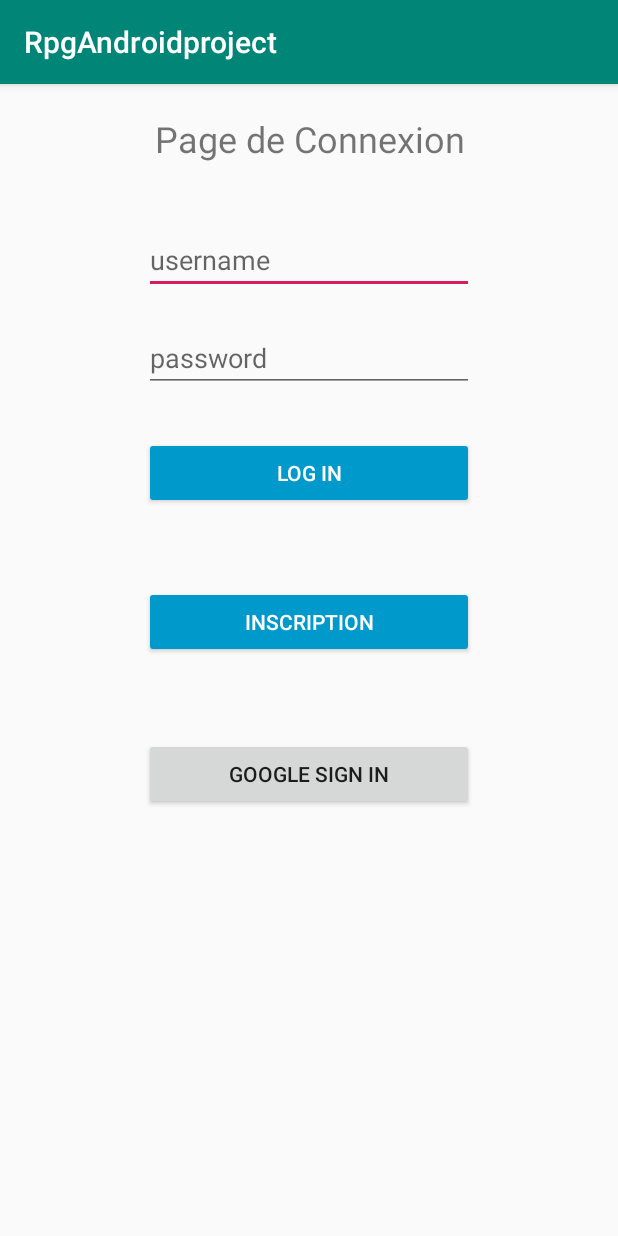
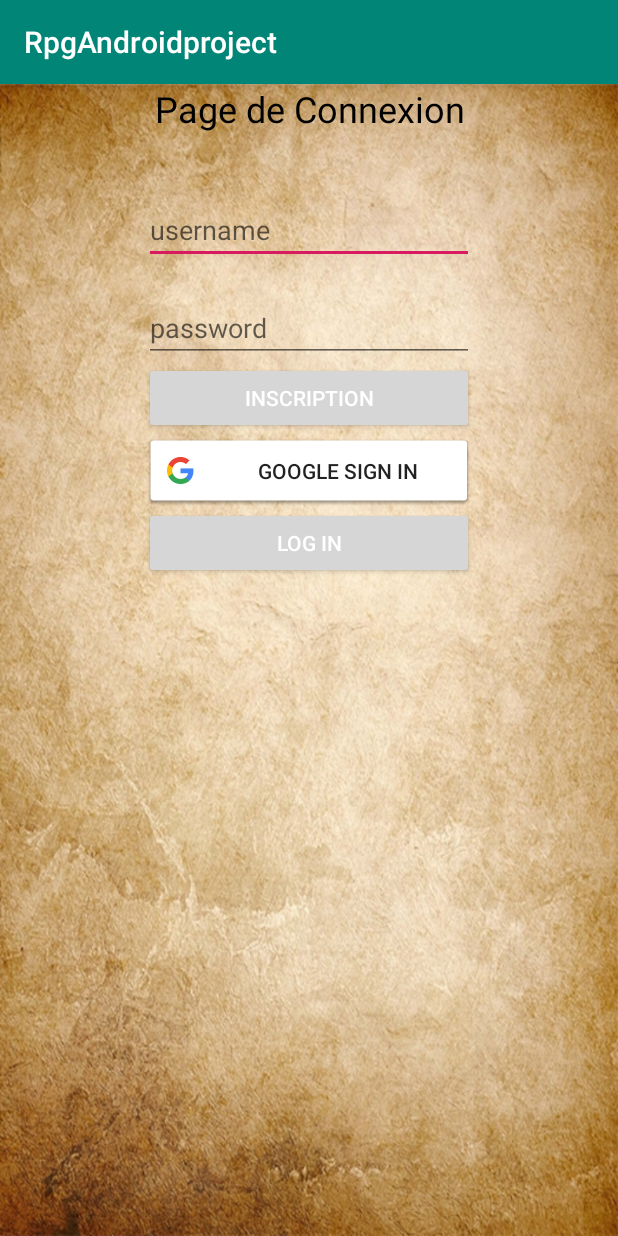
Before and after one commit to Tenshi25/RPGAndroidProject, an Android app: the screen it shows after launch (MainActivity), on a phone screen of 412 x 824 dp. Run offline under Robolectric (Android 15) with nearby library versions, the phone set to English and light mode, and no system bars.

```diff
--- a/app/build.gradle
+++ b/app/build.gradle
@@ -30,6 +30,7 @@ dependencies {
     implementation 'com.firebaseui:firebase-ui-auth:4.3.1'
     implementation 'com.android.support:recyclerview-v7:28.0.0'
 
+
 }
 
 apply plugin: 'com.google.gms.google-services'
--- a/app/src/main/AndroidManifest.xml
+++ b/app/src/main/AndroidManifest.xml
@@ -2,7 +2,9 @@
 <manifest xmlns:android="http://schemas.android.com/apk/res/android"
     xmlns:tools="http://schemas.android.com/tools"
     package="master.ccm.rpgandroidproject">
+
     <uses-permission android:name="android.permission.INTERNET" />
+
     <application
         android:allowBackup="true"
         android:icon="@mipmap/ic_launcher"
@@ -11,6 +13,7 @@
         android:supportsRtl="true"
         android:theme="@style/AppTheme"
         tools:ignore="GoogleAppIndexingWarning">
+        <activity android:name=".activite.pageAjoutPersonnage"></activity>
         <activity android:name=".activite.pageAccueil" />
         <activity android:name=".activite.Inscription" />
         <activity android:name=".activite.MainActivity">
--- a/app/src/main/java/master/ccm/rpgandroidproject/Entity/stats.java
+++ b/app/src/main/java/master/ccm/rpgandroidproject/Entity/Stats.java
@@ -1,10 +1,10 @@
 package master.ccm.rpgandroidproject.Entity;
 
-public class stats {
+public class Stats {
     private String lib;
     private  int valeur;
 
-    public stats(String lib, int valeur) {
+    public Stats(String lib, int valeur) {
         this.lib = lib;
         this.valeur = valeur;
     }
--- a/app/src/main/res/layout/activity_main.xml
+++ b/app/src/main/res/layout/activity_main.xml
@@ -4,33 +4,33 @@
     xmlns:tools="http://schemas.android.com/tools"
     android:layout_width="match_parent"
     android:layout_height="match_parent"
-    tools:context=".activite.MainActivity">
+    tools:context=".activite.MainActivity"
+    android:orientation="vertical" android:background="@drawable/backgroud_parchemin">
 
-    <Button
-        android:id="@+id/button2"
+
+    <ScrollView
+        android:layout_width="match_parent"
+        android:layout_height="match_parent"
+        app:layout_constraintEnd_toEndOf="parent"
+        app:layout_constraintStart_toStartOf="parent"
+        tools:layout_editor_absoluteY="41dp">
+
+        <LinearLayout
+            android:layout_width="match_parent"
+            android:layout_height="match_parent"
+            android:gravity="center"
+            android:orientation="vertical">
+
+            <TextView
+                android:id="@+id/Titre_connexion"
                 android:layout_width="220dp"
                 android:layout_height="wrap_content"
-        android:layout_marginTop="30dp"
-        android:backgroundTint="@android:color/holo_blue_dark"
-        android:onClick="onClickBouttonConnection"
-        android:text="@string/bt_seConnecter"
-        android:textColor="@android:color/background_light"
+                android:text="@string/Titre_connexion"
+                android:textAlignment="center"
+                android:textColor="@color/common_google_signin_btn_text_dark_focused"
+                android:textSize="24sp"
                 app:layout_constraintEnd_toEndOf="parent"
-        app:layout_constraintStart_toStartOf="parent"
-        app:layout_constraintTop_toBottomOf="@+id/tb_password" />
-
-    <Button
-        android:id="@+id/button3"
-        android:layout_width="220dp"
-        android:layout_height="wrap_content"
-        android:layout_marginTop="51dp"
-        android:backgroundTint="@android:color/holo_blue_dark"
-        android:onClick="onClickButtonInscription"
-        android:text="@string/bt_inscription"
-        android:textColor="@color/common_google_signin_btn_text_dark_default"
-        app:layout_constraintEnd_toEndOf="parent"
-        app:layout_constraintStart_toStartOf="parent"
-        app:layout_constraintTop_toBottomOf="@+id/button2" />
+                app:layout_constraintStart_toStartOf="parent" />
 
             <EditText
                 android:id="@+id/tb_username"
@@ -56,39 +56,39 @@
                 app:layout_constraintStart_toStartOf="parent"
                 app:layout_constraintTop_toBottomOf="@+id/tb_username" />
 
-    <TextView
-        android:id="@+id/Titre_connexion"
+            <Button
+                android:id="@+id/bt_inscription"
                 android:layout_width="220dp"
                 android:layout_height="wrap_content"
-        android:text="@string/Titre_connexion"
-        android:textAlignment="center"
-        android:textSize="24sp"
-        app:layout_constraintEnd_toEndOf="parent"
-        app:layout_constraintStart_toStartOf="parent"
-        app:layout_constraintTop_toTopOf="@+id/guideline2" />
-
-    <android.support.constraint.Guideline
-        android:id="@+id/guideline"
-        android:layout_width="wrap_content"
-        android:layout_height="wrap_content"
-        android:orientation="vertical"
-        app:layout_constraintGuide_begin="20dp" />
-
-    <android.support.constraint.Guideline
-        android:id="@+id/guideline2"
-        android:layout_width="wrap_content"
-        android:layout_height="wrap_content"
-        android:orientation="horizontal"
-        app:layout_constraintGuide_begin="20dp" />
+                android:backgroundTint="@color/fui_bgEmail"
+                android:onClick="onClickButtonInscription"
+                android:text="@string/bt_inscription"
+                android:textColor="@color/common_google_signin_btn_text_dark_default"
+                tools:layout_editor_absoluteX="96dp"
+                tools:layout_editor_absoluteY="61dp" />
 
             <Button
                 android:id="@+id/bt_googleSignIn"
                 android:layout_width="220dp"
                 android:layout_height="wrap_content"
-        android:layout_marginTop="53dp"
+                android:background="@drawable/common_google_signin_btn_text_light"
                 android:onClick="onClickGoogleOAuth"
                 android:text="Google Sign in"
                 app:layout_constraintEnd_toEndOf="parent"
                 app:layout_constraintStart_toStartOf="parent"
-        app:layout_constraintTop_toBottomOf="@+id/button3" />
+                tools:layout_editor_absoluteY="125dp" />
+
+            <Button
+                android:id="@+id/bt_login"
+                android:layout_width="220dp"
+                android:layout_height="wrap_content"
+                android:backgroundTint="@color/fui_bgEmail"
+                android:onClick="onClickBouttonConnection"
+                android:text="@string/bt_seConnecter"
+                android:textColor="@android:color/background_light"
+                tools:layout_editor_absoluteX="96dp" />
+
+        </LinearLayout>
+    </ScrollView>
+
 </android.support.constraint.ConstraintLayout>
--- /dev/null
+++ b/app/src/main/res/values/arrays.xml
@@ -0,0 +1,4 @@
+<?xml version="1.0" encoding="utf-8"?>
+<resources>
+    <string-array name="liste_de_classe"><item>warrior</item><item>mage</item><item>ranger</item></string-array>
+</resources>
--- a/app/src/main/res/values/les_chaines.xml
+++ b/app/src/main/res/values/les_chaines.xml
@@ -12,6 +12,5 @@
         <item>chaine 8</item>
         <item>chaine 9</item>
         <item>chaine 10</item>
-
     </string-array>
 </resources>
```
Also changed, not shown: app/src/main/java/master/ccm/rpgandroidproject/Entity/Personnage.java (+72 -9 lines), app/src/main/java/master/ccm/rpgandroidproject/activite/pageAccueil.java (+14 -8 lines), app/src/main/java/master/ccm/rpgandroidproject/activite/pageAjoutPersonnage.java (added, +26 -0 lines), app/src/main/java/master/ccm/rpgandroidproject/manager/BDDManager.java (+21 -1 lines), app/src/main/res/layout/activity_inscription.xml (+8 -7 lines), app/src/main/res/layout/activity_page_accueil.xml (+47 -19 lines), app/src/main/res/layout/activity_page_ajout_personnage.xml (added, +100 -0 lines), app/src/main/res/values/strings.xml (+7 -0 lines), app/src/main/res/drawable/backgroud_parchemin.png (added), 2 other files. Lines whose indentation alone changed are shown as unchanged.
